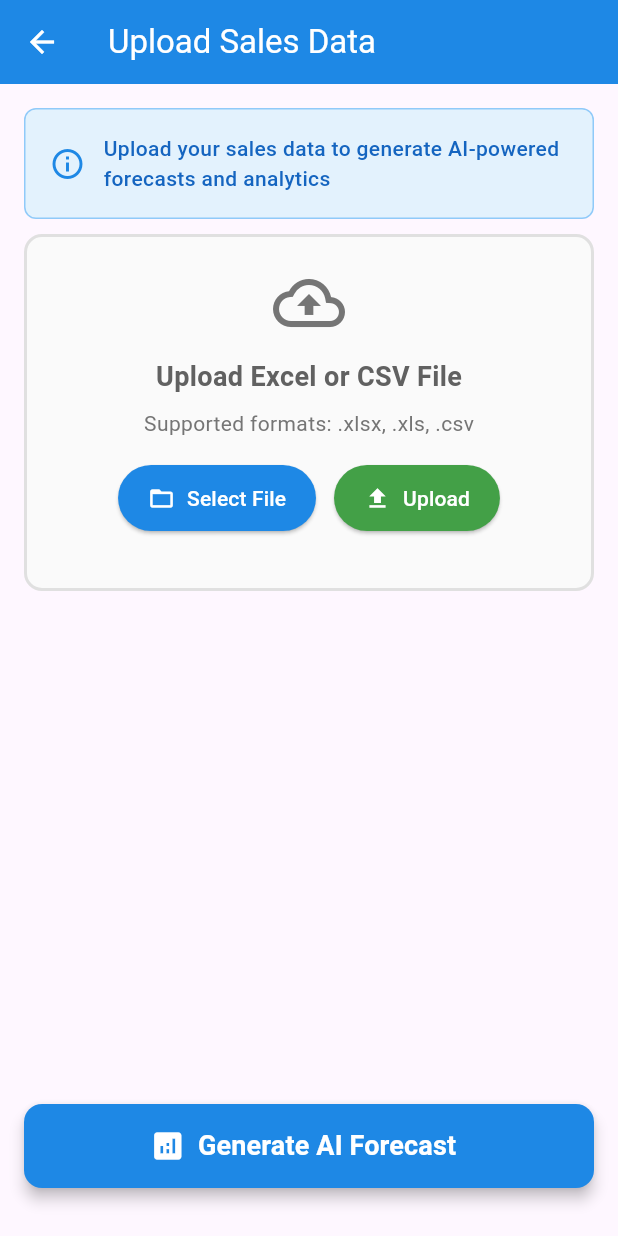
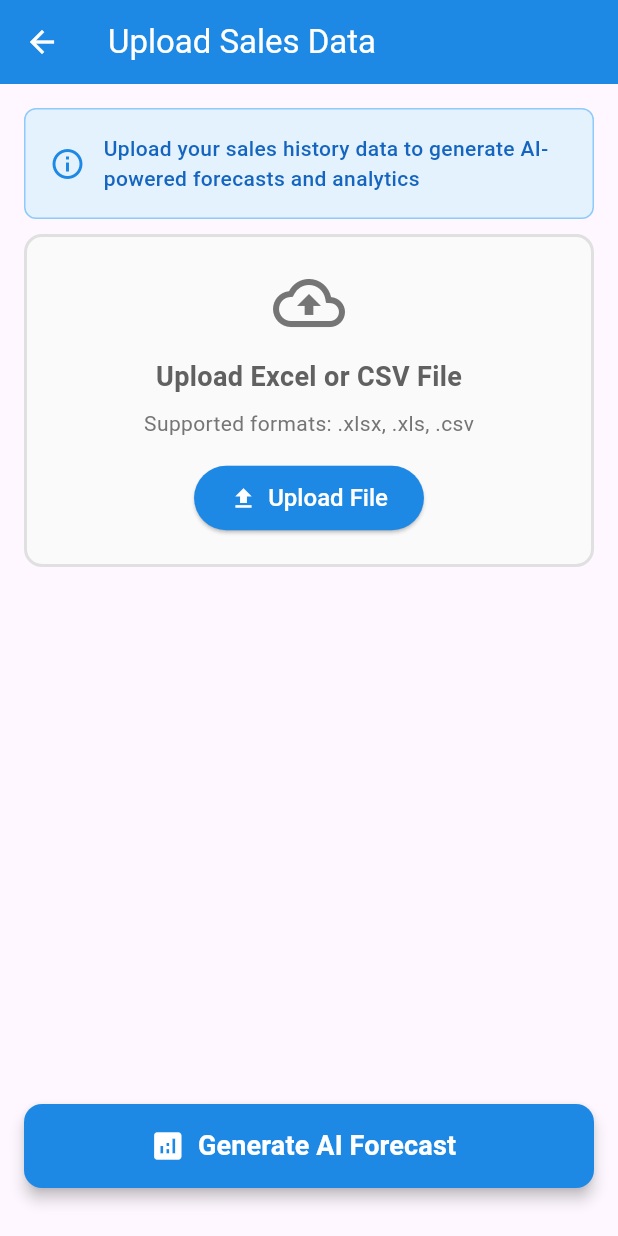
Before and after one commit to AC1020-debug/Trendo, a Flutter app: the screen it shows after launch, item 3 of the bottom bar chosen, on a phone screen of 412 x 824 dp. Run offline on Flutter 3.47's test engine with Material 3 defaults, Android fonts, the light colour scheme and no system bars; our stand-ins replace file_picker, fl_chart, image_picker.

Commit message:
Updates sales history page

```diff
--- a/lib/sales_history_page.dart
+++ b/lib/sales_history_page.dart
@@ -1,6 +1,7 @@
 import 'package:flutter/material.dart';
 import 'package:file_picker/file_picker.dart';
 import 'dart:io';
+import 'dashboard_page.dart';
 
 class SalesHistoryPage extends StatefulWidget {
   @override
@@ -11,9 +12,11 @@ class _SalesHistoryPageState extends State<SalesHistoryPage> {
   File? _selectedFile;
   String? _fileName;
   bool _isUploading = false;
+  bool _isUploaded = false;
 
-  Future<void> _pickFile() async {
+  Future<void> _pickAndUploadFile() async {
     try {
+      // First, pick the file
       FilePickerResult? result = await FilePicker.platform.pickFiles(
         type: FileType.custom,
         allowedExtensions: ['xlsx', 'xls', 'csv'],
@@ -23,42 +26,18 @@ class _SalesHistoryPageState extends State<SalesHistoryPage> {
         setState(() {
           _selectedFile = File(result.files.single.path!);
           _fileName = result.files.single.name;
+          _isUploading = true;
         });
 
-        // Show success message
+        // Show file selected message
         ScaffoldMessenger.of(context).showSnackBar(
           SnackBar(
             content: Text('File selected: $_fileName'),
-            backgroundColor: Colors.green,
+            backgroundColor: Colors.blue,
+            duration: Duration(seconds: 1),
           ),
         );
-      }
-    } catch (e) {
-      ScaffoldMessenger.of(context).showSnackBar(
-        SnackBar(
-          content: Text('Error picking file: $e'),
-          backgroundColor: Colors.red,
-        ),
-      );
-    }
-  }
 
-  Future<void> _uploadFile() async {
-    if (_selectedFile == null) {
-      ScaffoldMessenger.of(context).showSnackBar(
-        SnackBar(
-          content: Text('Please select a file first'),
-          backgroundColor: Colors.orange,
-        ),
-      );
-      return;
-    }
-
-    setState(() {
-      _isUploading = true;
-    });
-
-    try {
         // Simulate file upload process
         await Future.delayed(Duration(seconds: 2));
 
@@ -71,14 +50,19 @@ class _SalesHistoryPageState extends State<SalesHistoryPage> {
             backgroundColor: Colors.green,
           ),
         );
+
+        setState(() {
+          _isUploading = false;
+          _isUploaded = true;
+        });
+      }
     } catch (e) {
       ScaffoldMessenger.of(context).showSnackBar(
         SnackBar(
-          content: Text('Upload failed: $e'),
+          content: Text('Error: $e'),
           backgroundColor: Colors.red,
         ),
       );
-    } finally {
       setState(() {
         _isUploading = false;
       });
@@ -86,12 +70,10 @@ class _SalesHistoryPageState extends State<SalesHistoryPage> {
   }
 
   void _generateForecast() {
-    // TODO: Implement AI model integration for forecasting
-    ScaffoldMessenger.of(context).showSnackBar(
-      SnackBar(
-        content: Text('Forecast generation will be implemented with AI model'),
-        backgroundColor: Colors.blue,
-      ),
+    // Navigate to dashboard page
+    Navigator.push(
+      context,
+      MaterialPageRoute(builder: (context) => DashboardPage()),
     );
   }
 
@@ -122,7 +104,7 @@ class _SalesHistoryPageState extends State<SalesHistoryPage> {
                   const SizedBox(width: 12),
                   Expanded(
                     child: Text(
-                      'Upload your sales data to generate AI-powered forecasts and analytics',
+                      'Upload your sales history data to generate AI-powered forecasts and analytics',
                       style: TextStyle(
                         color: Colors.blue[800],
                         fontWeight: FontWeight.w500,
@@ -147,20 +129,21 @@ class _SalesHistoryPageState extends State<SalesHistoryPage> {
               child: Column(
                 children: [
                   Icon(
-                    Icons.cloud_upload_outlined,
+                    _isUploaded ? Icons.check_circle : Icons.cloud_upload_outlined,
                     size: 48,
-                    color: Colors.grey[600],
+                    color: _isUploaded ? Colors.green[600] : Colors.grey[600],
                   ),
                   const SizedBox(height: 12),
                   Text(
-                    'Upload Excel or CSV File',
+                    _isUploaded ? 'File Uploaded Successfully' : 'Upload Excel or CSV File',
                     style: TextStyle(
                       fontSize: 18,
                       fontWeight: FontWeight.w600,
-                      color: Colors.grey[700],
+                      color: _isUploaded ? Colors.green[700] : Colors.grey[700],
                     ),
                   ),
                   const SizedBox(height: 8),
+                  if (!_isUploaded)
                     Text(
                       'Supported formats: .xlsx, .xls, .csv',
                       style: TextStyle(
@@ -170,23 +153,10 @@ class _SalesHistoryPageState extends State<SalesHistoryPage> {
                     ),
                   const SizedBox(height: 16),
 
-                  // Upload buttons
-                  Row(
-                    mainAxisAlignment: MainAxisAlignment.center,
-                    children: [
+                  // Upload button (only show if not uploaded)
+                  if (!_isUploaded)
                     ElevatedButton.icon(
-                        onPressed: _pickFile,
-                        icon: Icon(Icons.folder_open),
-                        label: Text('Select File'),
-                        style: ElevatedButton.styleFrom(
-                          backgroundColor: Colors.blue[600],
-                          foregroundColor: Colors.white,
-                          padding: const EdgeInsets.symmetric(horizontal: 20, vertical: 12),
-                        ),
-                      ),
-                      const SizedBox(width: 12),
-                      ElevatedButton.icon(
-                        onPressed: _isUploading ? null : _uploadFile,
+                      onPressed: _isUploading ? null : _pickAndUploadFile,
                       icon: _isUploading
                         ? SizedBox(
                             width: 16,
@@ -194,50 +164,38 @@ class _SalesHistoryPageState extends State<SalesHistoryPage> {
                             child: CircularProgressIndicator(strokeWidth: 2, color: Colors.white),
                           )
                         : Icon(Icons.upload),
-                        label: Text(_isUploading ? 'Uploading...' : 'Upload'),
+                      label: Text(_isUploading ? 'Uploading...' : 'Upload File'),
                       style: ElevatedButton.styleFrom(
-                          backgroundColor: Colors.green[600],
+                        backgroundColor: Colors.blue[600],
                         foregroundColor: Colors.white,
-                          padding: const EdgeInsets.symmetric(horizontal: 20, vertical: 12),
+                        padding: const EdgeInsets.symmetric(horizontal: 24, vertical: 12),
+                        textStyle: TextStyle(fontSize: 16, fontWeight: FontWeight.w500),
                       ),
                     ),
-                    ],
-                  ),
 
-                  const SizedBox(height: 16),
-
-                  // Selected file display
-                  if (_fileName != null)
+                  // Uploaded file display
+                  if (_isUploaded && _fileName != null)
                     Container(
                       padding: const EdgeInsets.all(12),
-                      margin: const EdgeInsets.only(bottom: 16),
                       decoration: BoxDecoration(
-                        color: Colors.blue[50],
+                        color: Colors.green[50],
                         borderRadius: BorderRadius.circular(8),
-                        border: Border.all(color: Colors.blue[200]!),
+                        border: Border.all(color: Colors.green[200]!),
                       ),
                       child: Row(
                         children: [
-                          Icon(Icons.insert_drive_file, color: Colors.blue[600]),
+                          Icon(Icons.insert_drive_file, color: Colors.green[600]),
                           const SizedBox(width: 8),
                           Expanded(
                             child: Text(
                               _fileName!,
                               style: TextStyle(
                                 fontWeight: FontWeight.w500,
-                                color: Colors.blue[800],
+                                color: Colors.green[800],
                               ),
                             ),
                           ),
-                          IconButton(
-                            onPressed: () {
-                              setState(() {
-                                _selectedFile = null;
-                                _fileName = null;
-                              });
-                            },
-                            icon: Icon(Icons.close, color: Colors.grey[600]),
-                          ),
+                          Icon(Icons.check_circle, color: Colors.green[600]),
                         ],
                       ),
                     ),
```
Also changed, not shown: lib/dashboard_page.dart (+8 -45 lines). Lines whose indentation alone changed are shown as unchanged.
